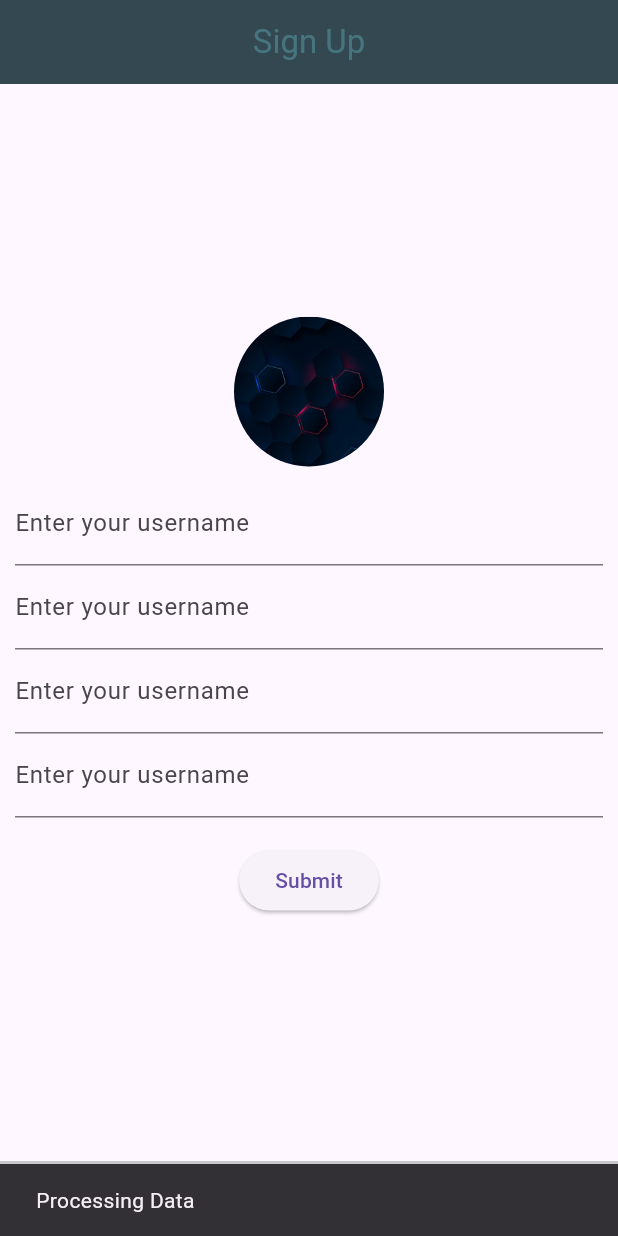
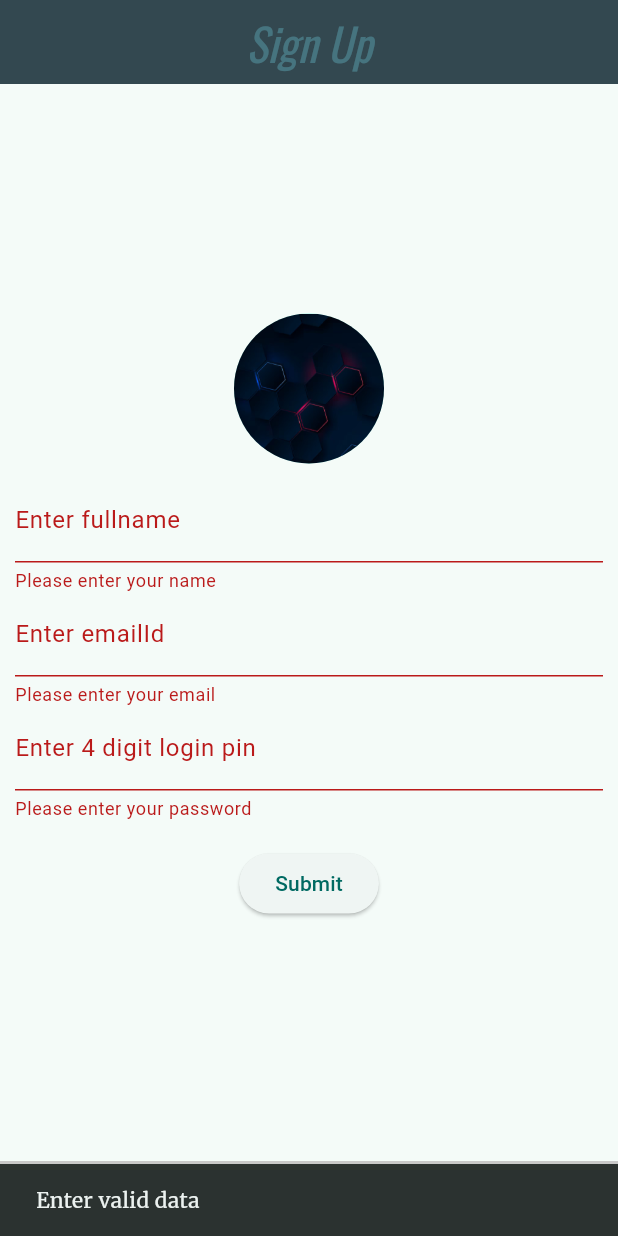
Before and after one commit to sran307/aime_app, a Flutter app: the screen it shows after launch, after a tap on "Submit", on a phone screen of 412 x 824 dp. Run offline on Flutter 3.47's test engine with Material 3 defaults, Android fonts, the phone set to English and light mode, and no system bars; our stand-ins replace connectivity_plus, device_info_plus, flutter_spinkit, google_fonts, internet_connection_checker, jwt_decoder and 2 more; network calls fail.

Commit message:
Registration structure complated

```diff
--- a/aime_app/lib/main.dart
+++ b/aime_app/lib/main.dart
@@ -4,6 +4,7 @@ import 'dart:developer' as developer;
 import "package:flutter/material.dart";
 import 'package:dailyme/screens/Loading.dart';
 import 'package:dailyme/screens/Home.dart';
+import 'package:google_fonts/google_fonts.dart';
 import 'package:jwt_decoder/jwt_decoder.dart';
 import 'package:shared_preferences/shared_preferences.dart';
 
@@ -18,7 +19,6 @@ void main() async {
   });
 }
 
-
 class MyApp extends StatelessWidget {
   final String? token;
 
@@ -30,7 +30,23 @@ class MyApp extends StatelessWidget {
       debugShowCheckedModeBanner: false,
       title: 'Daily ME',
       theme: ThemeData(
-        primarySwatch: Colors.blue,
+          useMaterial3: true,
+          colorScheme: ColorScheme.fromSeed(
+            seedColor: Color.fromARGB(255, 27, 228, 211),
+            brightness: Brightness.light
+          ),
+          textTheme:TextTheme(
+            displayLarge:const TextStyle(
+              fontSize: 72,
+              fontWeight: FontWeight.bold,
+            ),
+            titleLarge:GoogleFonts.oswald(
+              fontSize: 30,
+              fontStyle: FontStyle.italic
+            ),
+            bodyMedium: GoogleFonts.merriweather(),
+            displaySmall: GoogleFonts.pacifico(),
+          ),
       ),
       home: token != null && !JwtDecoder.isExpired(token!)
           ? Home(token: token!)
--- a/aime_app/lib/screens/auth_pages/register.dart
+++ b/aime_app/lib/screens/auth_pages/register.dart
@@ -1,3 +1,4 @@
+import 'package:dailyme/services/TokenHandler.dart';
 import 'package:flutter/material.dart';
 
 class RegisterForm extends StatefulWidget {
@@ -9,6 +10,11 @@ class RegisterForm extends StatefulWidget {
 
 class _RegisterFormState extends State<RegisterForm> {
   final _formKey = GlobalKey<FormState>();
+
+  final TextEditingController _nameController = TextEditingController();
+  final TextEditingController _emailController = TextEditingController();
+  final TextEditingController _passwordController = TextEditingController();
+
   @override
   Widget build(BuildContext context) {
     return Scaffold(
@@ -44,28 +50,51 @@ class _RegisterFormState extends State<RegisterForm> {
                           child: Column(
                             children: [
                               TextFormField(
+                                controller: _nameController,
                                 decoration: const InputDecoration(
                                   border: UnderlineInputBorder(),
-                                  labelText: 'Enter your username',
+                                  labelText: 'Enter fullname',
                                 ),
+                                validator: (value) {
+                                  if (value == null || value.isEmpty) {
+                                    return 'Please enter your name';
+                                  }
+                                  return null;
+                                },
                               ),
                               TextFormField(
+                                controller: _emailController,
                                 decoration: const InputDecoration(
                                   border: UnderlineInputBorder(),
-                                  labelText: 'Enter your username',
+                                  labelText: 'Enter emailId',
                                 ),
+                                validator: (value) {
+                                  if (value == null || value.isEmpty) {
+                                    return 'Please enter your email';
+                                  }
+                                  if (!_isValidEmail(value)) {
+                                    return 'Please enter a valid email address';
+                                  }
+                                  return null;
+                                },
                               ),
                               TextFormField(
+                                controller: _passwordController,
                                 decoration: const InputDecoration(
                                   border: UnderlineInputBorder(),
-                                  labelText: 'Enter your username',
+                                  labelText: 'Enter 4 digit login pin',
                                 ),
-                              ),
-                              TextFormField(
-                                decoration: const InputDecoration(
-                                  border: UnderlineInputBorder(),
-                                  labelText: 'Enter your username',
-                                ),
+                                validator: (value) {
+                                  if (value == null || value.isEmpty) {
+                                    return 'Please enter your password';
+                                  } else if (value.length != 4) {
+                                    return 'Password must be 4 digits';
+                                  } else if (!RegExp(r'^[0-9]+$')
+                                      .hasMatch(value)) {
+                                    return 'Only digits are allowed';
+                                  }
+                                  return null;
+                                },
                               )
                             ],
                           ),
@@ -77,11 +106,21 @@ class _RegisterFormState extends State<RegisterForm> {
                           onPressed: () {
                             // Validate returns true if the form is valid, or false otherwise.
                             if (_formKey.currentState!.validate()) {
-                              // If the form is valid, display a snackbar. In the real world,
-                              // you'd often call a server or save the information in a database.
                               ScaffoldMessenger.of(context).showSnackBar(
                                 const SnackBar(
-                                    content: Text('Processing Data')),
+                                    content: Text('Processing...')),
+                              );
+                              TokenHandler tokenHandler = TokenHandler(context);
+                              Map<String, dynamic> data = {
+                                "first_name": _nameController.text,
+                                "email": _emailController.text,
+                                "password": _passwordController.text
+                              };
+                              tokenHandler.submitForm(data);
+                            } else {
+                              ScaffoldMessenger.of(context).showSnackBar(
+                                const SnackBar(
+                                    content: Text('Enter valid data')),
                               );
                             }
                           },
@@ -100,14 +139,22 @@ class _RegisterFormState extends State<RegisterForm> {
               '© All rights reserved.',
               textAlign: TextAlign.center, // Center the text horizontally
               style: TextStyle(
-                fontSize: 12.0, // Font size
-                color: Colors.black87,
-                height: 4.0// Text color
-              ),
+                  fontSize: 12.0, // Font size
+                  color: Colors.black87,
+                  height: 4.0 // Text color
+                  ),
             ),
           ),
         ],
       )),
     );
   }
+
+  bool _isValidEmail(String email) {
+    // Regular expression for validating email addresses
+    // This expression checks for a standard email format.
+    // It may not cover all possible valid email formats, but it provides basic validation.
+    final emailRegex = RegExp(r'^[\w-\.]+@([\w-]+\.)+[\w-]{2,4}$');
+    return emailRegex.hasMatch(email);
+  }
 }
--- a/aime_app/lib/services/TokenHandler.dart
+++ b/aime_app/lib/services/TokenHandler.dart
@@ -31,4 +31,10 @@ class TokenHandler {
       );
     }
   }
+
+  Future<void> submitForm(data) async {
+    int token = await Register(data);
+    String pin = '$token';
+    loadKey(pin);
+  }
 }
--- a/aime_app/lib/services/urls.dart
+++ b/aime_app/lib/services/urls.dart
@@ -1,6 +1,7 @@
 const baseUrl = "http://localhost:8005/api/";
-const loginUrl = baseUrl + 'login/';
-const checkExistUrl = baseUrl + 'checkExist/';
+const loginUrl = '${baseUrl}login/';
+const checkExistUrl = '${baseUrl}checkExist/';
+const registerUrl = '${baseUrl}register/';
 
 
 const serverError = 'server error';
```
Also changed, not shown: aime_app/lib/services/auth.dart (+18 -0 lines), 5 other files.
